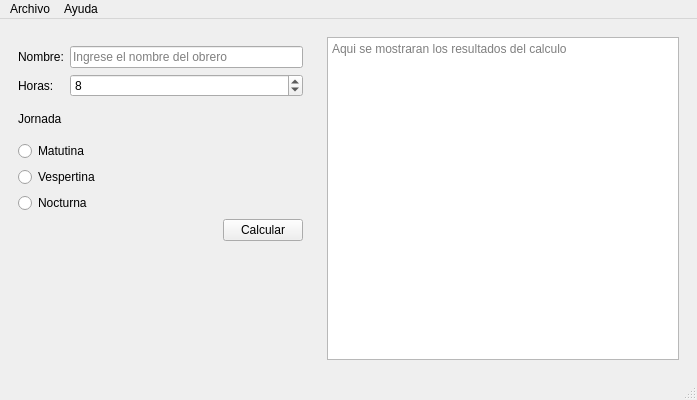
The window that salarios.ui (andrewrv43/P59-QT-Salarios) describes before a commit, drawn with Qt 5.
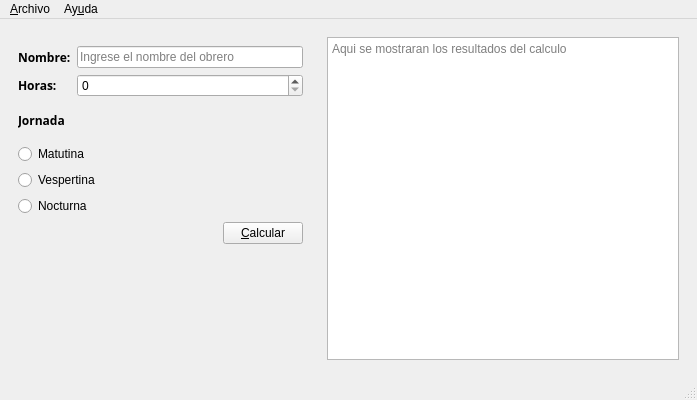
The same window after the commit. Icons and pictures are not drawn.

Commit message: Nuevo Estilo, guardar datos en txt

What changed in the file:
```diff
--- a/salarios.ui
+++ b/salarios.ui
@@ -45,9 +45,19 @@
           </property>
           <item row="5" column="0">
            <widget class="QLabel" name="label_2">
+            <property name="font">
+             <font>
+              <family>OpenSymbol</family>
+              <weight>75</weight>
+              <bold>true</bold>
+             </font>
+            </property>
             <property name="statusTip">
              <string>Cantidad de horas trabajadas</string>
             </property>
+            <property name="styleSheet">
+             <string notr="true">color: rgb(0, 0, 0);</string>
+            </property>
             <property name="text">
              <string>Horas:</string>
             </property>
@@ -55,9 +65,19 @@
           </item>
           <item row="3" column="0">
            <widget class="QLabel" name="label">
+            <property name="font">
+             <font>
+              <family>OpenSymbol</family>
+              <weight>75</weight>
+              <bold>true</bold>
+             </font>
+            </property>
             <property name="statusTip">
              <string>Nombre del obrero</string>
             </property>
+            <property name="styleSheet">
+             <string notr="true">color: rgb(0, 0, 0);</string>
+            </property>
             <property name="text">
              <string>Nombre:</string>
             </property>
@@ -82,7 +102,7 @@
              <string>Cantidad de horas trabajadas</string>
             </property>
             <property name="value">
-             <number>8</number>
+             <number>0</number>
             </property>
            </widget>
           </item>
@@ -91,6 +111,16 @@
        </item>
        <item>
         <widget class="QLabel" name="label_3">
+         <property name="font">
+          <font>
+           <family>OpenSymbol</family>
+           <weight>75</weight>
+           <bold>true</bold>
+          </font>
+         </property>
+         <property name="styleSheet">
+          <string notr="true">color: rgb(0, 0, 0);</string>
+         </property>
          <property name="text">
           <string>Jornada</string>
          </property>
@@ -110,6 +140,9 @@
           </property>
           <item>
            <widget class="QRadioButton" name="inMatutina">
+            <property name="styleSheet">
+             <string notr="true">color: rgb(0, 0, 0);</string>
+            </property>
             <property name="text">
              <string>Matutina</string>
             </property>
@@ -117,6 +150,9 @@
           </item>
           <item>
            <widget class="QRadioButton" name="inVespertina">
+            <property name="styleSheet">
+             <string notr="true">color: rgb(0, 0, 0);</string>
+            </property>
             <property name="text">
              <string>Vespertina</string>
             </property>
@@ -124,6 +160,9 @@
           </item>
           <item>
            <widget class="QRadioButton" name="inNocturna">
+            <property name="styleSheet">
+             <string notr="true">color: rgb(0, 0, 0);</string>
+            </property>
             <property name="text">
              <string>Nocturna</string>
             </property>
@@ -160,7 +199,7 @@
              <string>Calcular</string>
             </property>
             <property name="text">
-             <string>Calcular</string>
+             <string>&amp;Calcular</string>
             </property>
            </widget>
           </item>
@@ -215,7 +254,7 @@
    </property>
    <widget class="QMenu" name="menuArchivo">
     <property name="title">
-     <string>Archivo</string>
+     <string>&amp;Archivo</string>
     </property>
     <addaction name="actionNuevo"/>
     <addaction name="actionAbrir"/>
@@ -227,7 +266,7 @@
    </widget>
    <widget class="QMenu" name="menuMenu_Ayuda">
     <property name="title">
-     <string>Ayuda</string>
+     <string>Ay&amp;uda</string>
     </property>
     <addaction name="actionAcerca_de_Salarios"/>
    </widget>
```
Left out of the diff: 19 changed lines with no effect on the pictures. The commit also changes 2 other files.
